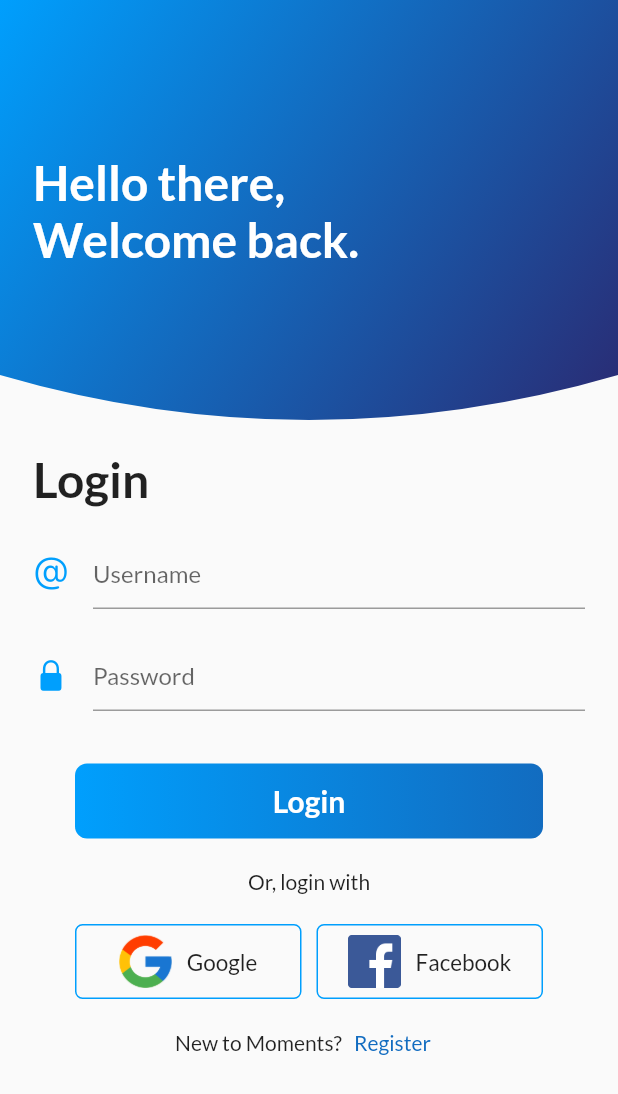
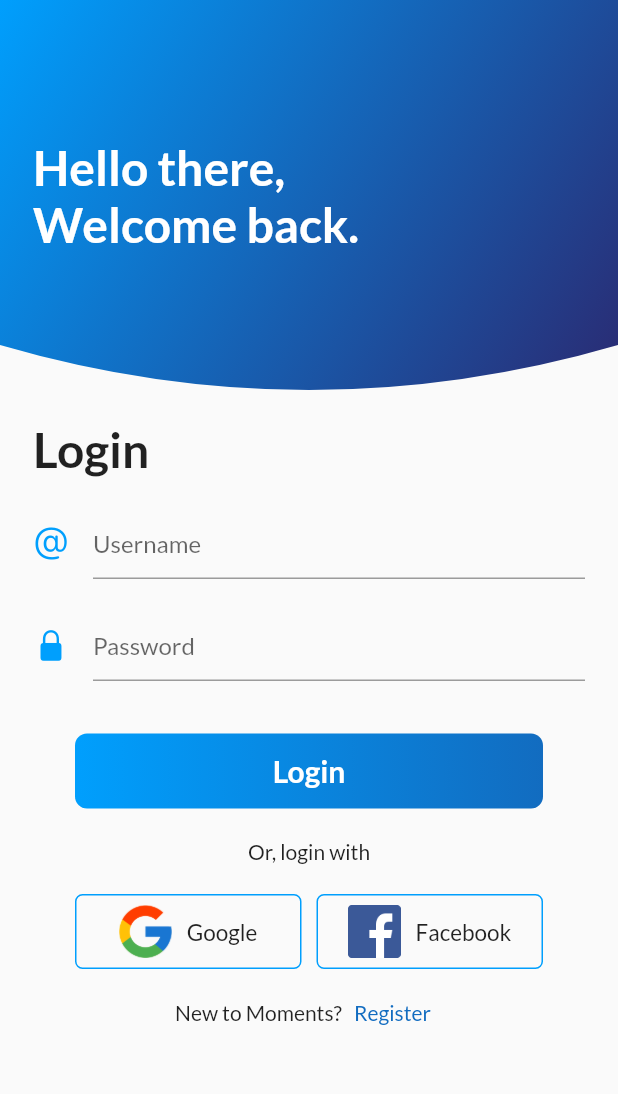
Before and after one commit to vishal-kumar-paswan/Moments, a Flutter app: the LoginPage screen opened by its route, on a phone screen of 412 x 824 dp. Shown: the top 1094 px of the screen. Run offline on Flutter 3.47's test engine with Material 2 defaults, Android fonts, the phone set to English and light mode, and no system bars; our stand-ins replace animated_text_kit, google_fonts; network calls fail.

Commit message:
changed clipper height, added mainAxisAlignment

```diff
--- a/lib/screens/login_page_screen.dart
+++ b/lib/screens/login_page_screen.dart
@@ -13,11 +13,12 @@ class LoginPage extends StatelessWidget {
         width: double.infinity,
         child: SingleChildScrollView(
           child: Column(
+            mainAxisAlignment: MainAxisAlignment.spaceEvenly,
             crossAxisAlignment: CrossAxisAlignment.start,
             children: [
               ClipPath(
                 child: Container(
-                  height: 280,
+                  height: 260,
                   width: double.infinity,
                   decoration: BoxDecoration(
                     gradient: LinearGradient(
@@ -35,9 +36,10 @@ class LoginPage extends StatelessWidget {
                     child: Text(
                       'Hello there,\nWelcome back.',
                       style: TextStyle(
-                          color: Colors.white,
-                          fontSize: 32,
-                          fontWeight: FontWeight.bold),
+                        color: Colors.white,
+                        fontSize: 32,
+                        fontWeight: FontWeight.bold,
+                      ),
                     ),
                   ),
                 ),
```
